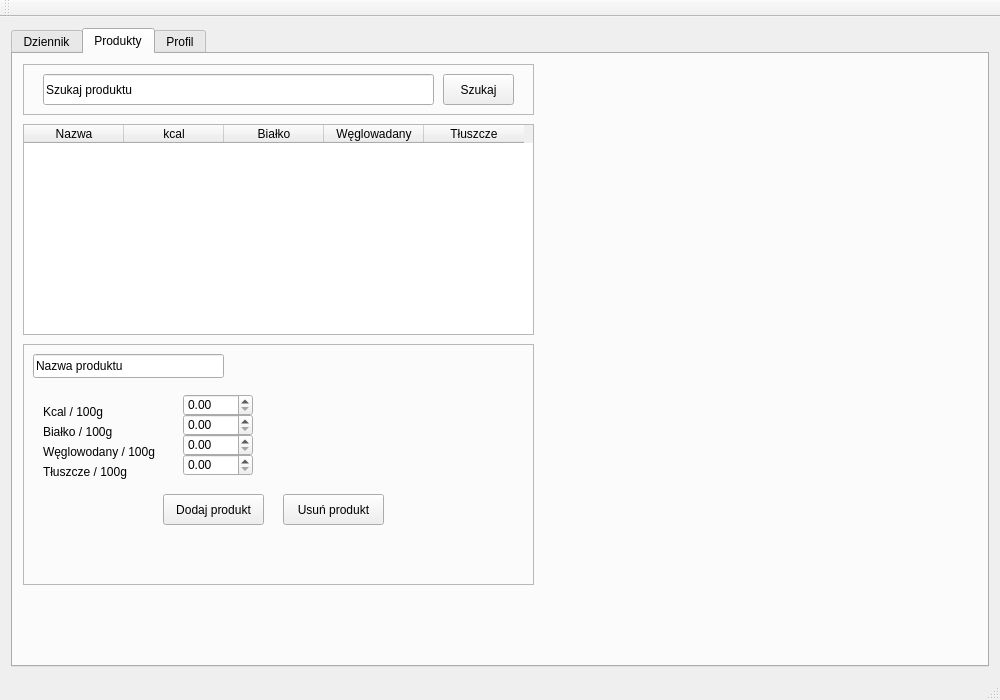
This is trackbite/mainwindow.ui in lvvndlord/trackbite as Qt 5 draws it before an edit. The edited form follows.
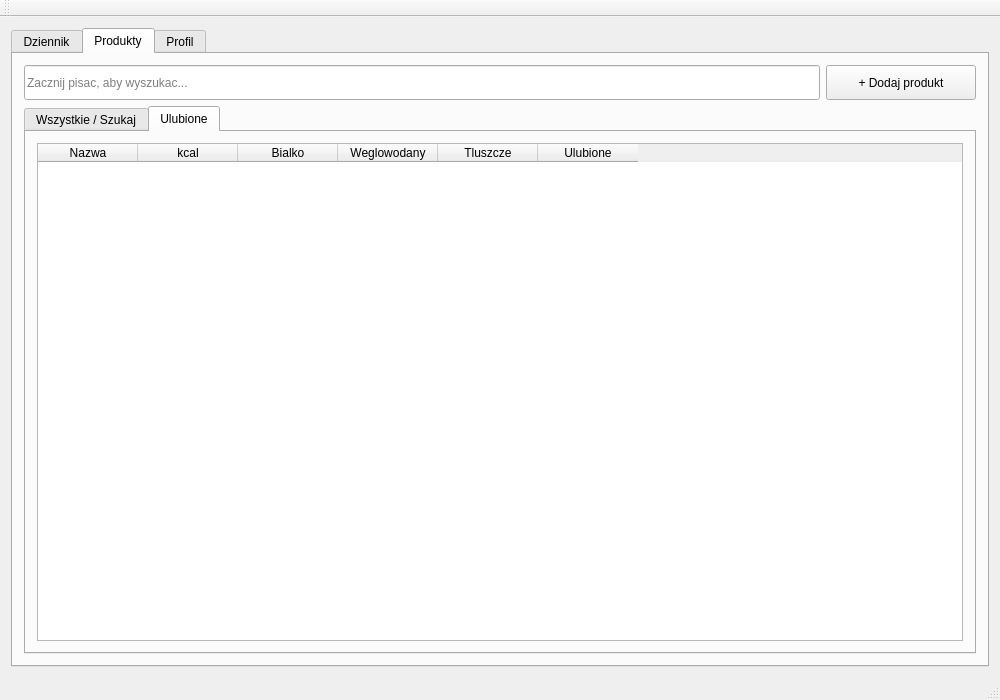
This is the edited form. The open tabs and pages were chosen to show the change.

Commit message: Zmiana ułożenia, działania dodawania produktów, możliwość dodania produktu do ulubionych oraz dodanie livesearch do wyszukiwania produktow.

```diff
--- a/trackbite/mainwindow.ui
+++ b/trackbite/mainwindow.ui
@@ -1026,236 +1026,127 @@
        <attribute name="title">
         <string>Produkty</string>
        </attribute>
-       <widget class="QTableWidget" name="tableProdukty">
-        <property name="geometry">
-         <rect>
-          <x>10</x>
-          <y>70</y>
-          <width>511</width>
-          <height>211</height>
-         </rect>
-        </property>
-        <column>
-         <property name="text">
-          <string>Nazwa</string>
-         </property>
-        </column>
-        <column>
-         <property name="text">
-          <string>kcal</string>
-         </property>
-        </column>
-        <column>
-         <property name="text">
-          <string>Białko</string>
-         </property>
-        </column>
-        <column>
-         <property name="text">
-          <string>Węglowadany</string>
-         </property>
-        </column>
-        <column>
-         <property name="text">
-          <string>Tłuszcze</string>
-         </property>
-        </column>
-       </widget>
-       <widget class="QFrame" name="frame">
-        <property name="geometry">
-         <rect>
-          <x>10</x>
-          <y>10</y>
-          <width>511</width>
-          <height>51</height>
-         </rect>
-        </property>
-        <property name="frameShape">
-         <enum>QFrame::Shape::StyledPanel</enum>
-        </property>
-        <property name="frameShadow">
-         <enum>QFrame::Shadow::Raised</enum>
-        </property>
+							<layout class="QVBoxLayout" name="verticalLayout_prod">
+								<item>
+									<layout class="QHBoxLayout" name="horizontalLayout_prodTop">
+										<item>
         <widget class="QLineEdit" name="lineEditSzukajProduktu">
-         <property name="geometry">
-          <rect>
-           <x>20</x>
-           <y>10</y>
-           <width>391</width>
-           <height>31</height>
-          </rect>
-         </property>
-         <property name="text">
-          <string>Szukaj produktu</string>
-         </property>
-        </widget>
-        <widget class="QPushButton" name="buttonSzukajProduktu">
-         <property name="geometry">
-          <rect>
-           <x>420</x>
-           <y>10</y>
-           <width>71</width>
-           <height>31</height>
-          </rect>
-         </property>
-         <property name="text">
-          <string>Szukaj</string>
-         </property>
-        </widget>
-       </widget>
-       <widget class="QFrame" name="frame_2">
-        <property name="geometry">
-         <rect>
-          <x>10</x>
-          <y>290</y>
-          <width>511</width>
-          <height>241</height>
-         </rect>
-        </property>
-        <property name="frameShape">
-         <enum>QFrame::Shape::StyledPanel</enum>
-        </property>
-        <property name="frameShadow">
-         <enum>QFrame::Shadow::Raised</enum>
-        </property>
-        <widget class="QLineEdit" name="lineEditNazwaProduktu">
-         <property name="geometry">
-          <rect>
-           <x>10</x>
-           <y>10</y>
-           <width>191</width>
-           <height>24</height>
-          </rect>
-         </property>
-         <property name="toolTip">
-          <string/>
-         </property>
-         <property name="text">
-          <string>Nazwa produktu</string>
-         </property>
-        </widget>
+												<property name="placeholderText">
+													<string>Zacznij pisac, aby wyszukac...</string>
+												</property>
+												<property name="minimumSize">
+													<size>
+														<width>0</width>
+														<height>35</height>
+													</size>
+												</property>
+											</widget>
+										</item>
+										<item>
         <widget class="QPushButton" name="buttonDodajProdukt">
-         <property name="geometry">
-          <rect>
-           <x>140</x>
-           <y>150</y>
-           <width>101</width>
-           <height>31</height>
-          </rect>
-         </property>
          <property name="text">
-          <string>Dodaj produkt</string>
-         </property>
-        </widget>
-        <widget class="QDoubleSpinBox" name="doubleSpinTluszcze">
-         <property name="geometry">
-          <rect>
-           <x>160</x>
-           <y>110</y>
-           <width>70</width>
-           <height>22</height>
-          </rect>
-         </property>
-        </widget>
-        <widget class="QLabel" name="labelKalorie">
-         <property name="geometry">
-          <rect>
-           <x>20</x>
-           <y>60</y>
-           <width>61</width>
-           <height>16</height>
-          </rect>
-         </property>
+													<string>+ Dodaj produkt</string>
+												</property>
+												<property name="minimumSize">
+													<size>
+														<width>150</width>
+														<height>35</height>
+													</size>
+												</property>
+											</widget>
+										</item>
+									</layout>
+								</item>
+								<item>
+									<widget class="QTabWidget" name="tabWidgetProduktyWew">
+										<property name="currentIndex">
+											<number>0</number>
+										</property>
+										<widget class="QWidget" name="tabSzukaj">
+											<attribute name="title">
+												<string>Wszystkie / Szukaj</string>
+											</attribute>
+											<layout class="QVBoxLayout" name="verticalLayout_szukaj">
+												<item>
+													<widget class="QTableWidget" name="tableProdukty">
+														<column>
          <property name="text">
-          <string>Kcal / 100g</string>
-         </property>
-        </widget>
-        <widget class="QDoubleSpinBox" name="doubleSpinWeglowodany">
-         <property name="geometry">
-          <rect>
-           <x>160</x>
-           <y>90</y>
-           <width>70</width>
-           <height>22</height>
-          </rect>
-         </property>
-        </widget>
-        <widget class="QDoubleSpinBox" name="doubleSpinBialko">
-         <property name="geometry">
-          <rect>
-           <x>160</x>
-           <y>70</y>
-           <width>70</width>
-           <height>22</height>
-          </rect>
-         </property>
-        </widget>
-        <widget class="QLabel" name="labelWeglowadany">
-         <property name="geometry">
-          <rect>
-           <x>20</x>
-           <y>100</y>
-           <width>121</width>
-           <height>16</height>
-          </rect>
-         </property>
+																<string>Nazwa</string>
+															</property>
+														</column>
+														<column>
+															<property name="text">
+																<string>kcal</string>
+															</property>
+														</column>
+														<column>
+															<property name="text">
+																<string>Bialko</string>
+															</property>
+														</column>
+														<column>
+															<property name="text">
+																<string>Weglowodany</string>
+															</property>
+														</column>
+														<column>
          <property name="text">
-          <string>Węglowodany / 100g</string>
-         </property>
-        </widget>
-        <widget class="QLabel" name="labelBialko">
-         <property name="geometry">
-          <rect>
-           <x>20</x>
-           <y>80</y>
-           <width>71</width>
-           <height>16</height>
-          </rect>
-         </property>
+																<string>Tluszcze</string>
+															</property>
+														</column>
+														<column>
          <property name="text">
-          <string>Białko / 100g</string>
-         </property>
-        </widget>
-        <widget class="QDoubleSpinBox" name="doubleSpinKalorie">
-         <property name="geometry">
-          <rect>
-           <x>160</x>
-           <y>50</y>
-           <width>70</width>
-           <height>22</height>
-          </rect>
-         </property>
-         <property name="specialValueText">
-          <string/>
-         </property>
-        </widget>
-        <widget class="QLabel" name="labelTluszcze">
-         <property name="geometry">
-          <rect>
-           <x>20</x>
-           <y>120</y>
-           <width>91</width>
-           <height>16</height>
-          </rect>
-         </property>
+																<string>Ulubione</string>
+															</property>
+														</column>
+													</widget>
+												</item>
+											</layout>
+										</widget>
+										<widget class="QWidget" name="tabUlubione">
+											<attribute name="title">
+												<string>Ulubione</string>
+											</attribute>
+											<layout class="QVBoxLayout" name="verticalLayout_ulubione">
+												<item>
+													<widget class="QTableWidget" name="tableUlubione">
+														<column>
+															<property name="text">
+																<string>Nazwa</string>
+															</property>
+														</column>
+														<column>
+															<property name="text">
+																<string>kcal</string>
+															</property>
+														</column>
+														<column>
+															<property name="text">
+																<string>Bialko</string>
+															</property>
+														</column>
+														<column>
          <property name="text">
-          <string>Tłuszcze / 100g</string>
-         </property>
-        </widget>
-        <widget class="QPushButton" name="buttonUsunProdukt">
-         <property name="geometry">
-          <rect>
-           <x>260</x>
-           <y>150</y>
-           <width>101</width>
-           <height>31</height>
-          </rect>
-         </property>
+																<string>Weglowodany</string>
+															</property>
+														</column>
+														<column>
+															<property name="text">
+																<string>Tluszcze</string>
+															</property>
+														</column>
+														<column>
          <property name="text">
-          <string>Usuń produkt</string>
-         </property>
-        </widget>
-       </widget>
+																<string>Ulubione</string>
+															</property>
+														</column>
+													</widget>
+												</item>
+											</layout>
+										</widget>
+									</widget>
+								</item>
+							</layout>
       </widget>
       <widget class="QWidget" name="profilTab">
        <attribute name="title">
```
Left out of the diff: 8 changed lines with no effect on the pictures. Lines whose indentation alone changed are shown as unchanged. The commit also changes 7 other files.
